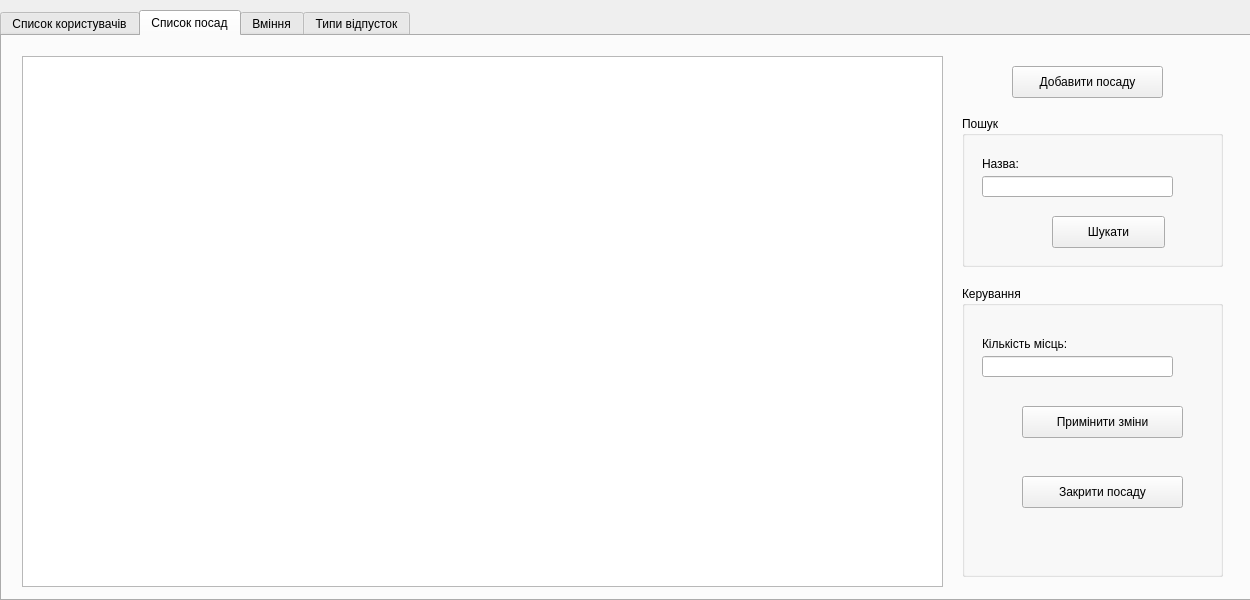
First picture: the form in mainwindow.ui, repository chepiga1995/db_project, before the edit.
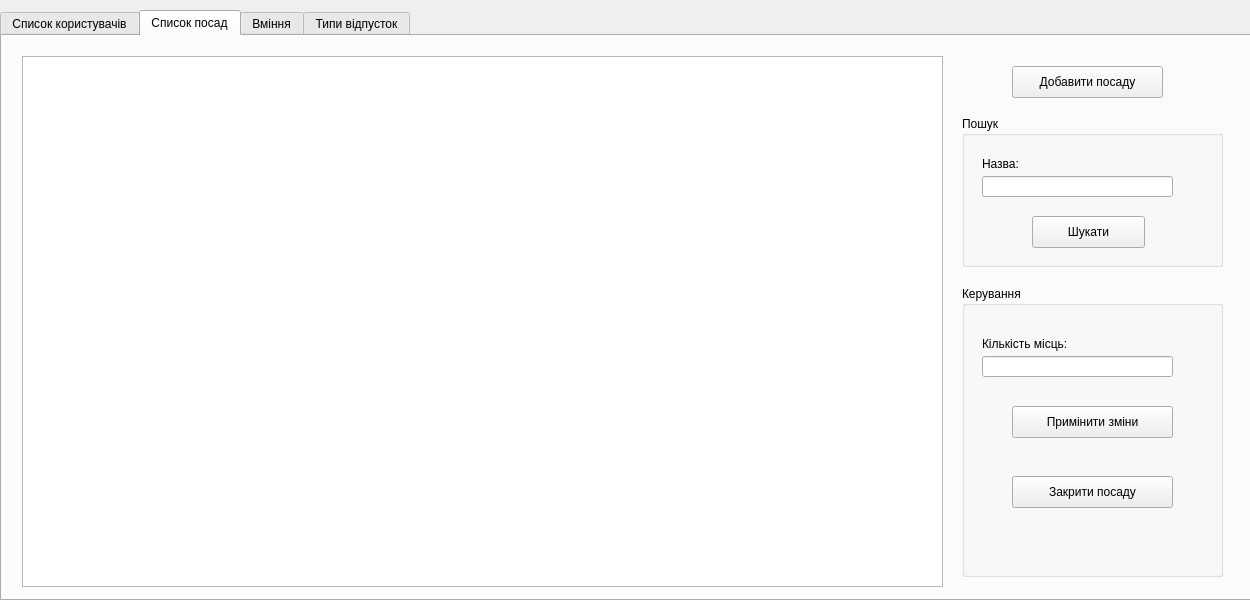
Second picture: the form after the edit.

What changed in the file:
```diff
--- a/mainwindow.ui
+++ b/mainwindow.ui
@@ -180,7 +180,7 @@
       <widget class="QPushButton" name="postSearch">
        <property name="geometry">
         <rect>
-         <x>90</x>
+         <x>70</x>
          <y>100</y>
          <width>113</width>
          <height>32</height>
@@ -214,7 +214,10 @@
        </property>
       </widget>
      </widget>
-     <widget class="QGroupBox" name="groupManage">
+     <widget class="QGroupBox" name="groupPostManage">
+      <property name="enabled">
+       <bool>true</bool>
+      </property>
       <property name="geometry">
        <rect>
         <x>960</x>
@@ -252,7 +255,7 @@
       <widget class="QPushButton" name="postApplyNewAmount">
        <property name="geometry">
         <rect>
-         <x>60</x>
+         <x>50</x>
          <y>120</y>
          <width>161</width>
          <height>32</height>
@@ -265,7 +268,7 @@
       <widget class="QPushButton" name="postClose">
        <property name="geometry">
         <rect>
-         <x>60</x>
+         <x>50</x>
          <y>190</y>
          <width>161</width>
          <height>32</height>
```
Left out of the diff: 4 changed lines with no effect on the pictures.
